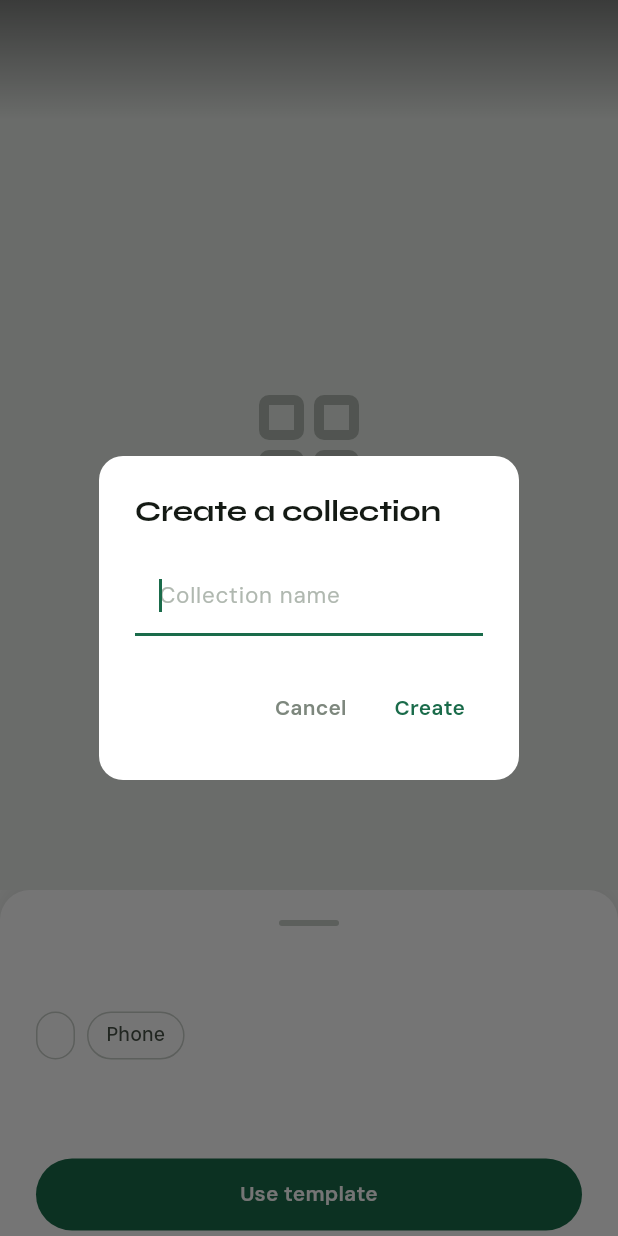
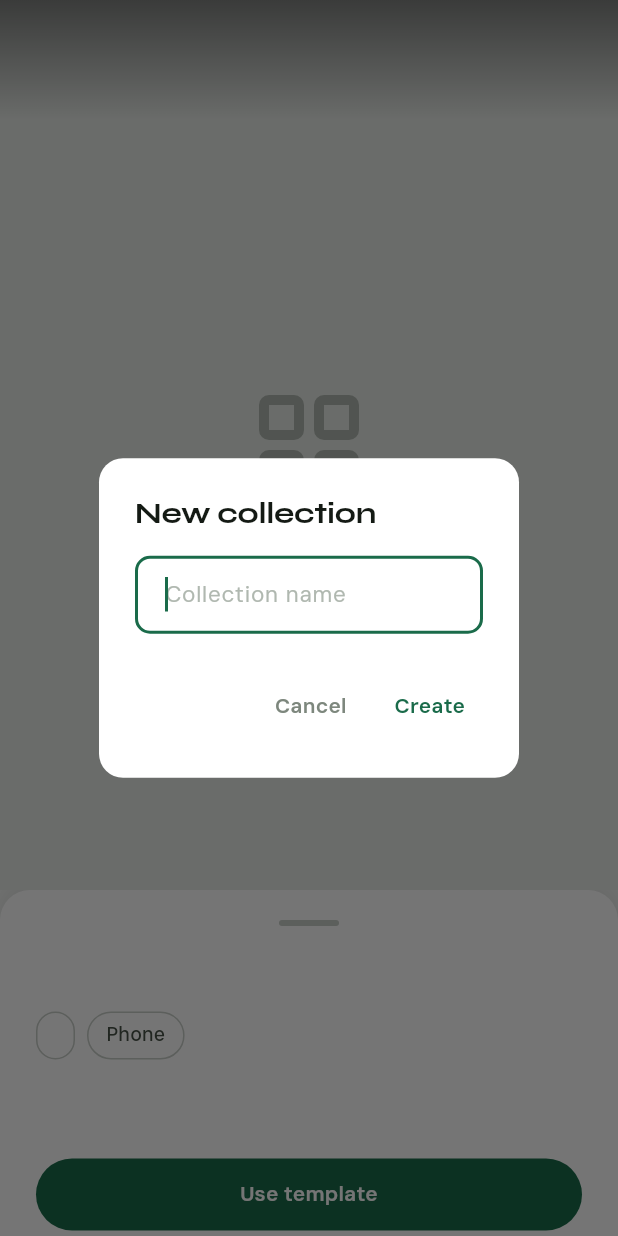
Before and after one commit to cocodestudio/Aperlo, a Flutter app: the _TemplatePreviewBody widget shown alone on an empty page, opened directly with empty values, after a tap on "Use template", on a phone screen of 412 x 824 dp. Run offline on Flutter 3.47's test engine with Material 3 defaults, Android fonts, the phone set to English and light mode, and no system bars; our stand-ins replace cached_network_image, cloud_firestore, firebase_core, flutter_riverpod, flutter_svg, go_router and 5 more; missing offline and left inert: encrypt, gal; accounts and stored records are empty.

Commit message:
Standardize New Collection dialog on template preview screen to match app design system

```diff
--- a/lib/screens/templates/template_preview_screen.dart
+++ b/lib/screens/templates/template_preview_screen.dart
@@ -16,6 +16,7 @@ import '../../widgets/app_button.dart';
 import '../../widgets/app_toast.dart';
 import '../../widgets/badges.dart';
 import '../../widgets/empty_state.dart';
+import '../../widgets/app_text_field.dart';
 
 extension _IterableExt<T> on Iterable<T> {
   T? firstWhereOrNull(bool Function(T element) test) {
@@ -259,19 +260,18 @@ class _TemplatePreviewBodyState extends ConsumerState<_TemplatePreviewBody> {
       builder: (dialogCtx) => AlertDialog(
         backgroundColor: AppColors.surface,
         shape: RoundedRectangleBorder(borderRadius: AppRadius.br16),
-        title: Text('Create a collection', style: AppText.headline2()),
-        content: TextField(
-          controller: ctrl,
-          autofocus: true,
-          decoration: const InputDecoration(
-            hintText: 'Collection name',
-            border: UnderlineInputBorder(),
-            focusedBorder: UnderlineInputBorder(borderSide: BorderSide(color: AppColors.accent, width: 2)),
-          ),
-          style: AppText.bodyDefault(),
+        title: Text('New collection', style: AppText.headline2()),
+        content: Column(
+          mainAxisSize: MainAxisSize.min,
+          children: [
+            AppTextField(controller: ctrl, hint: 'Collection name', autofocus: true),
+          ],
         ),
         actions: [
-          TextButton(onPressed: () => Navigator.pop(dialogCtx), child: Text('Cancel', style: AppText.labelLarge(color: AppColors.inkMuted))),
+          TextButton(
+            onPressed: () => Navigator.pop(dialogCtx),
+            child: Text('Cancel', style: AppText.labelLarge(color: AppColors.inkMuted)),
+          ),
           TextButton(
             onPressed: () {
               final name = ctrl.text.trim();
```
